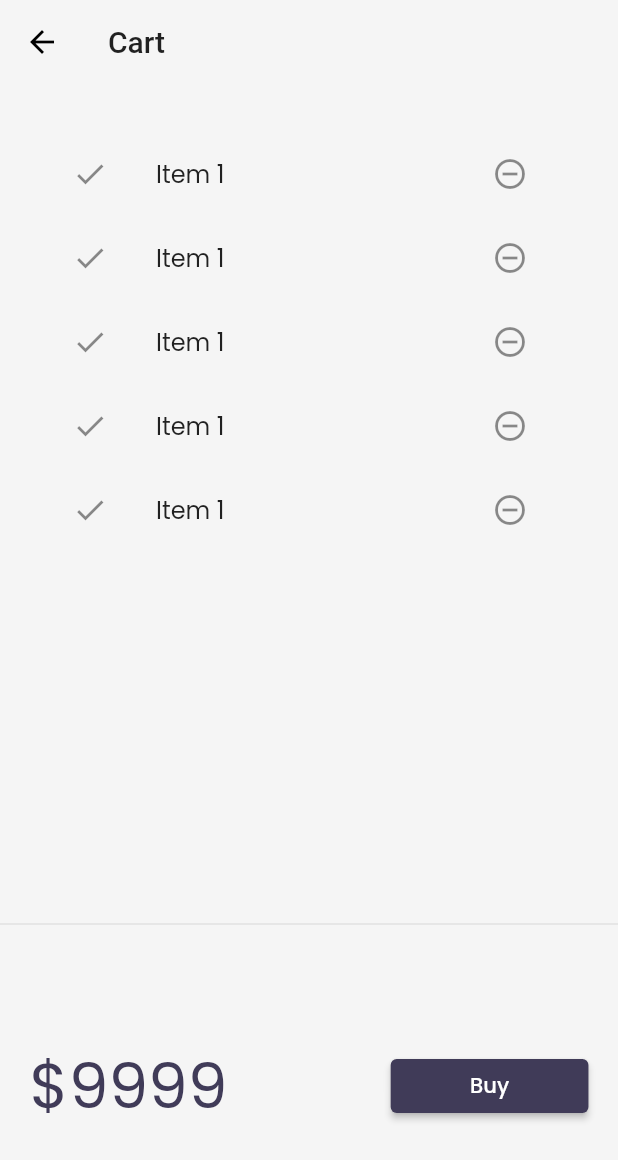
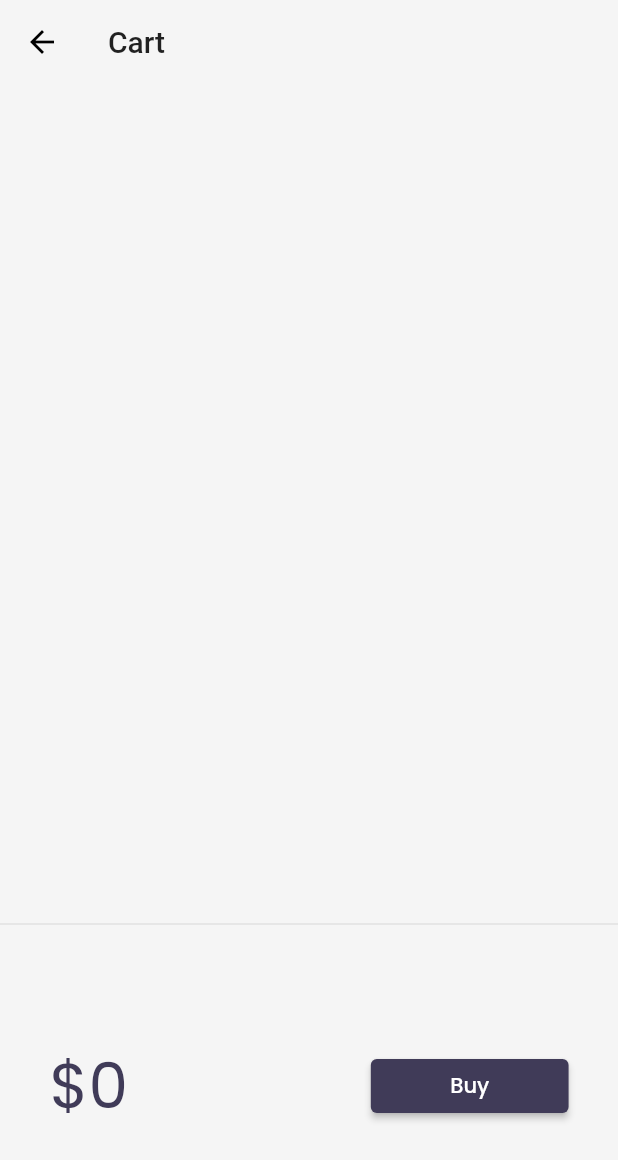
Before and after one commit to vikasdubeyyy/flutter_catalog, a Flutter app: the Cart screen opened by its route, on a phone screen of 412 x 824 dp. Shown: the top 1160 px of the screen. Run offline on Flutter 3.47's test engine with Material 2 defaults, Android fonts, the light colour scheme and no system bars; our stand-ins replace google_fonts, velocity_x; network calls fail.

Commit message:
Day 24 - Add to cart

```diff
--- a/lib/entities/cart.dart
+++ b/lib/entities/cart.dart
@@ -1,6 +1,12 @@
 import 'package:flutter_catalog/entities/catalog.dart';
 
 class CartModel {
+  static final cartModel = CartModel._internal();
+
+  CartModel._internal();
+
+  factory CartModel() => cartModel;
+
   // catalog field
   CatalogModel _catalog;
 
--- a/lib/entities/catalog.dart
+++ b/lib/entities/catalog.dart
@@ -1,6 +1,12 @@
 import 'dart:convert';
 
 class CatalogModel {
+  static final catModel = CatalogModel._internal();
+
+  CatalogModel._internal();
+
+  factory CatalogModel() => catModel;
+
   static List<Item> items;
 
   // Get Item by ID
--- a/lib/screens/cart.dart
+++ b/lib/screens/cart.dart
@@ -1,5 +1,6 @@
 import 'package:flutter/cupertino.dart';
 import 'package:flutter/material.dart';
+import 'package:flutter_catalog/entities/cart.dart';
 import 'package:velocity_x/velocity_x.dart';
 
 class Cart extends StatelessWidget {
@@ -19,6 +20,7 @@ class Cart extends StatelessWidget {
 }
 
 class _CartTotal extends StatelessWidget {
+  final _cart = CartModel();
   @override
   Widget build(BuildContext context) {
     return SizedBox(
@@ -26,7 +28,11 @@ class _CartTotal extends StatelessWidget {
       child: Row(
         mainAxisAlignment: MainAxisAlignment.spaceAround,
         children: [
-          "\$9999".text.xl5.color(context.theme.accentColor).make(),
+          "\$${_cart.totalPrice}"
+              .text
+              .xl5
+              .color(context.theme.accentColor)
+              .make(),
           30.widthBox,
           ElevatedButton(
             onPressed: () {
@@ -50,17 +56,19 @@ class _CartList extends StatefulWidget {
 }
 
 class __CartListState extends State<_CartList> {
+  final _cart = CartModel();
+
   @override
   Widget build(BuildContext context) {
     return ListView.builder(
-      itemCount: 5,
+      itemCount: _cart.items.length,
       itemBuilder: (context, index) => ListTile(
         leading: Icon(Icons.done),
         trailing: IconButton(
           icon: Icon(Icons.remove_circle_outline),
           onPressed: () {},
         ),
-        title: "Item 1".text.make(),
+        title: _cart.items[index].name.text.make(),
       ),
     );
   }
```
Also changed, not shown: lib/widgets/home_widgets/catalog_list.dart (+37 -8 lines).
